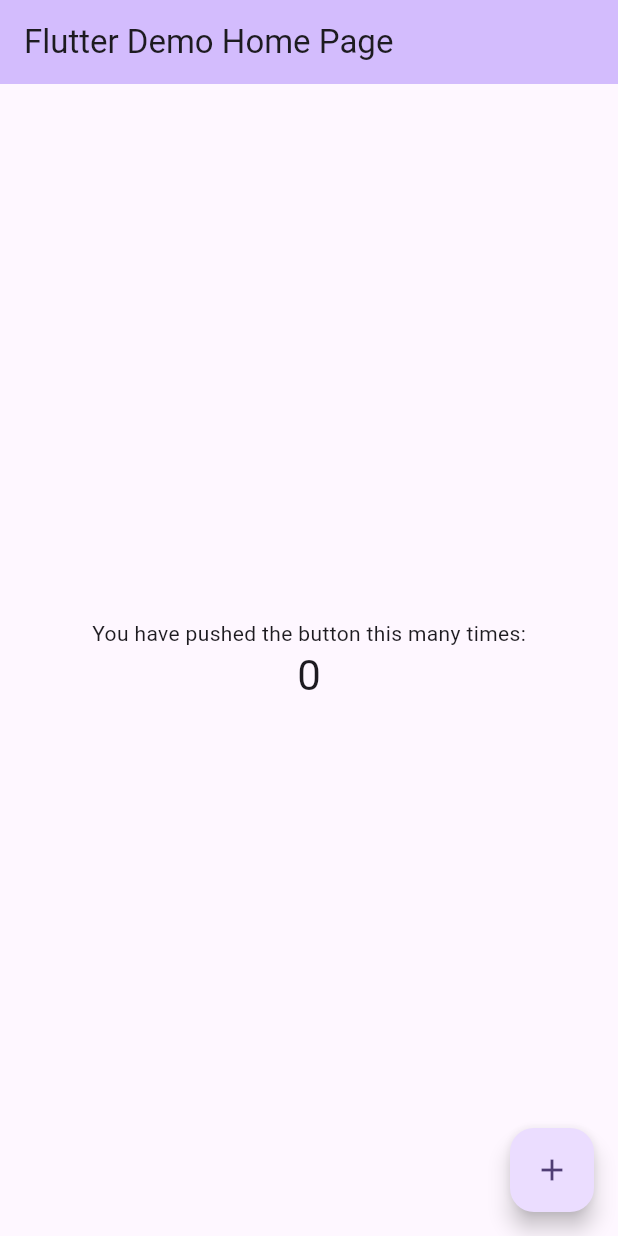
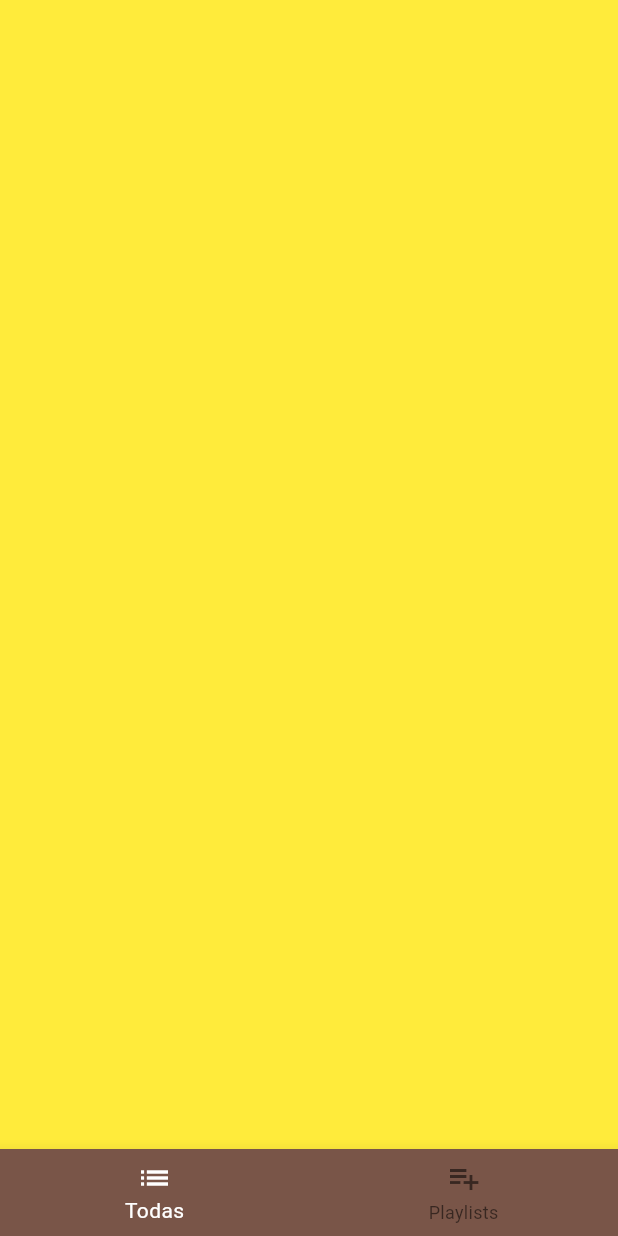
Before and after one commit to EduardoGomesSa/baumusicas, a Flutter app: the screen it shows after launch, on a phone screen of 412 x 824 dp. Run offline on Flutter 3.47's test engine with Material 2 defaults, Android fonts, the phone set to English and light mode, and no system bars.

Commit message:
criação do sidebar, arquivos home e playlist

```diff
--- a/lib/main.dart
+++ b/lib/main.dart
@@ -1,3 +1,5 @@
+import 'package:baumusicas/src/pages/base_page.dart';
+import 'package:baumusicas/src/pages/home/home_page.dart';
 import 'package:flutter/material.dart';
 
 void main() {
@@ -12,114 +14,12 @@ class MyApp extends StatelessWidget {
   Widget build(BuildContext context) {
     return MaterialApp(
       title: 'Flutter Demo',
+      debugShowCheckedModeBanner: false,
       theme: ThemeData(
-        // This is the theme of your application.
-        //
-        // TRY THIS: Try running your application with "flutter run". You'll see
-        // the application has a blue toolbar. Then, without quitting the app,
-        // try changing the seedColor in the colorScheme below to Colors.green
-        // and then invoke "hot reload" (save your changes or press the "hot
-        // reload" button in a Flutter-supported IDE, or press "r" if you used
-        // the command line to start the app).
-        //
-        // Notice that the counter didn't reset back to zero; the application
-        // state is not lost during the reload. To reset the state, use hot
-        // restart instead.
-        //
-        // This works for code too, not just values: Most code changes can be
-        // tested with just a hot reload.
         colorScheme: ColorScheme.fromSeed(seedColor: Colors.deepPurple),
         useMaterial3: true,
       ),
-      home: const MyHomePage(title: 'Flutter Demo Home Page'),
+      home: const BasePage(),
     );
   }
 }
-
-class MyHomePage extends StatefulWidget {
-  const MyHomePage({super.key, required this.title});
-
-  // This widget is the home page of your application. It is stateful, meaning
-  // that it has a State object (defined below) that contains fields that affect
-  // how it looks.
-
-  // This class is the configuration for the state. It holds the values (in this
-  // case the title) provided by the parent (in this case the App widget) and
-  // used by the build method of the State. Fields in a Widget subclass are
-  // always marked "final".
-
-  final String title;
-
-  @override
-  State<MyHomePage> createState() => _MyHomePageState();
-}
-
-class _MyHomePageState extends State<MyHomePage> {
-  int _counter = 0;
-
-  void _incrementCounter() {
-    setState(() {
-      // This call to setState tells the Flutter framework that something has
-      // changed in this State, which causes it to rerun the build method below
-      // so that the display can reflect the updated values. If we changed
-      // _counter without calling setState(), then the build method would not be
-      // called again, and so nothing would appear to happen.
-      _counter++;
-    });
-  }
-
-  @override
-  Widget build(BuildContext context) {
-    // This method is rerun every time setState is called, for instance as done
-    // by the _incrementCounter method above.
-    //
-    // The Flutter framework has been optimized to make rerunning build methods
-    // fast, so that you can just rebuild anything that needs updating rather
-    // than having to individually change instances of widgets.
-    return Scaffold(
-      appBar: AppBar(
-        // TRY THIS: Try changing the color here to a specific color (to
-        // Colors.amber, perhaps?) and trigger a hot reload to see the AppBar
-        // change color while the other colors stay the same.
-        backgroundColor: Theme.of(context).colorScheme.inversePrimary,
-        // Here we take the value from the MyHomePage object that was created by
-        // the App.build method, and use it to set our appbar title.
-        title: Text(widget.title),
-      ),
-      body: Center(
-        // Center is a layout widget. It takes a single child and positions it
-        // in the middle of the parent.
-        child: Column(
-          // Column is also a layout widget. It takes a list of children and
-          // arranges them vertically. By default, it sizes itself to fit its
-          // children horizontally, and tries to be as tall as its parent.
-          //
-          // Column has various properties to control how it sizes itself and
-          // how it positions its children. Here we use mainAxisAlignment to
-          // center the children vertically; the main axis here is the vertical
-          // axis because Columns are vertical (the cross axis would be
-          // horizontal).
-          //
-          // TRY THIS: Invoke "debug painting" (choose the "Toggle Debug Paint"
-          // action in the IDE, or press "p" in the console), to see the
-          // wireframe for each widget.
-          mainAxisAlignment: MainAxisAlignment.center,
-          children: <Widget>[
-            const Text(
-              'You have pushed the button this many times:',
-            ),
-            Text(
-              '$_counter',
-              style: Theme.of(context).textTheme.headlineMedium,
-            ),
-          ],
-        ),
-      ),
-      floatingActionButton: FloatingActionButton(
-        onPressed: _incrementCounter,
-        tooltip: 'Increment',
-        child: const Icon(Icons.add),
-      ), // This trailing comma makes auto-formatting nicer for build methods.
-    );
-  }
-}
--- /dev/null
+++ b/lib/src/pages/base_page.dart
@@ -0,0 +1,48 @@
+import 'package:baumusicas/src/pages/home/home_page.dart';
+import 'package:baumusicas/src/pages/playlist/playlist_page.dart';
+import 'package:flutter/material.dart';
+
+class BasePage extends StatefulWidget {
+  const BasePage({super.key});
+
+  @override
+  State<BasePage> createState() => _BasePageState();
+}
+
+class _BasePageState extends State<BasePage> {
+  int currentIndex = 0;
+  final pageController = PageController();
+
+  @override
+  Widget build(BuildContext context) {
+    return Scaffold(
+      body: PageView(
+        physics: const NeverScrollableScrollPhysics(),
+        controller: pageController,
+        children: const [
+          HomePage(),
+          PlaylistPage(),
+        ],
+      ),
+      bottomNavigationBar: BottomNavigationBar(
+        type: BottomNavigationBarType.fixed,
+        currentIndex: currentIndex,
+        onTap: (index){
+          setState(() {
+            currentIndex = index;
+            pageController.jumpToPage(index);
+          });
+        },
+        backgroundColor: Colors.brown,
+        selectedItemColor: Colors.white,
+        items: const [
+          BottomNavigationBarItem(icon: Icon(Icons.list), label: 'Todas'),
+          BottomNavigationBarItem(
+            icon: Icon(Icons.playlist_add),
+            label: 'Playlists'
+          )
+        ],
+      ),
+    );
+  }
+}
--- /dev/null
+++ b/lib/src/pages/home/home_page.dart
@@ -0,0 +1,10 @@
+import 'package:flutter/material.dart';
+
+class HomePage extends StatelessWidget {
+  const HomePage({super.key});
+
+  @override
+  Widget build(BuildContext context) {
+    return Container(color: Colors.yellow,);
+  }
+}
--- /dev/null
+++ b/lib/src/pages/playlist/playlist_page.dart
@@ -0,0 +1,10 @@
+import 'package:flutter/material.dart';
+
+class PlaylistPage extends StatelessWidget {
+  const PlaylistPage({super.key});
+
+  @override
+  Widget build(BuildContext context) {
+    return Container(color: Colors.red,);
+  }
+}
```
